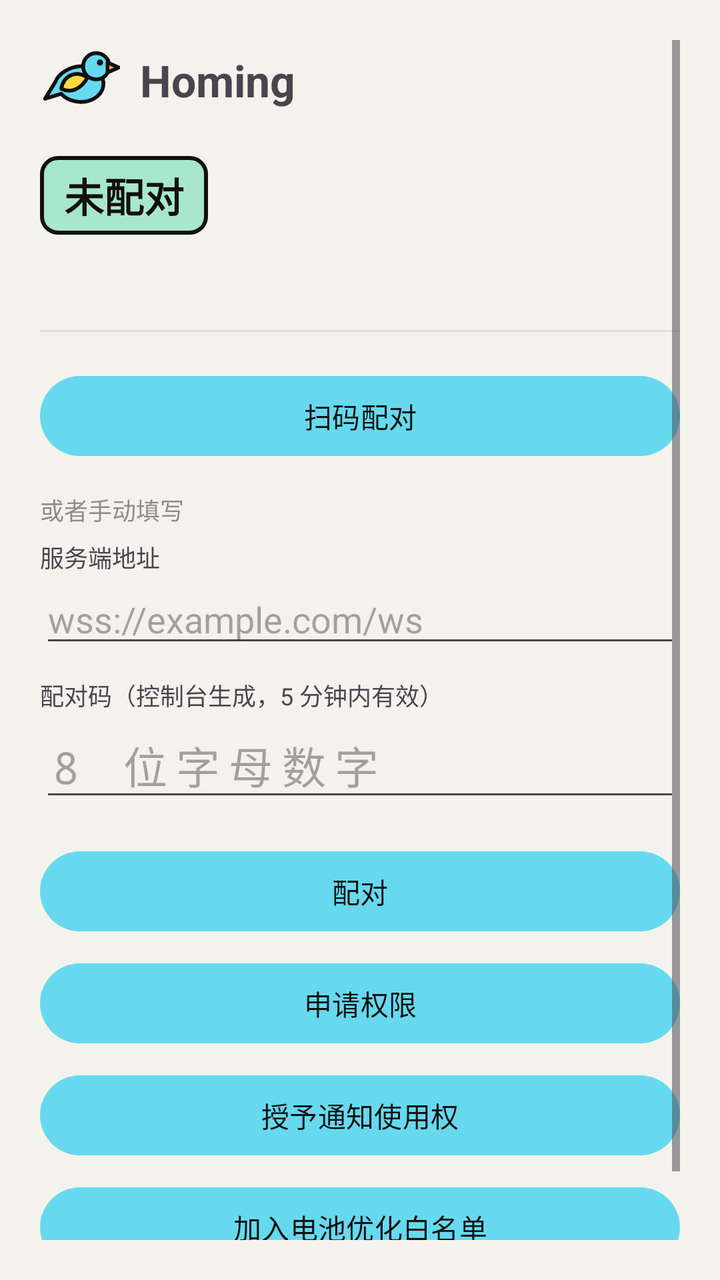
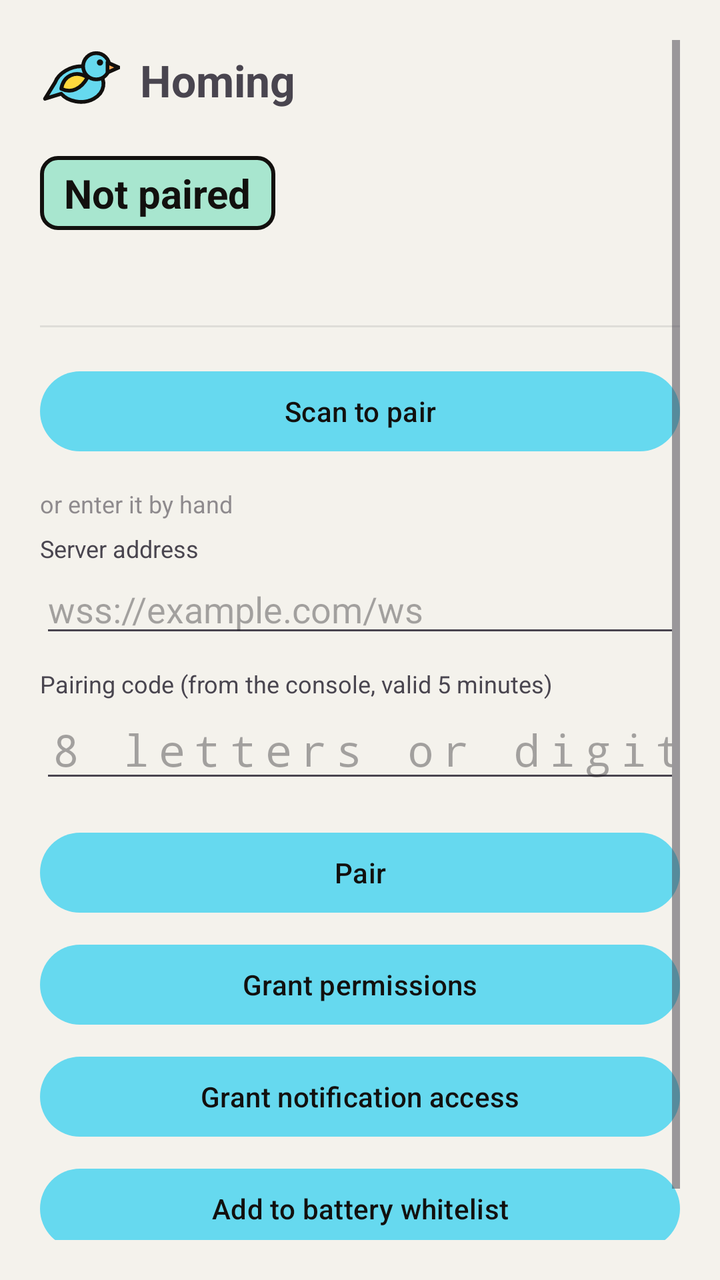

Before-and-after screenshots of an Android layout around one commit, followed by the original layout XML and the change that was made.
<!-- AndroidManifest.xml: application theme Theme.Agent -->
<!-- res/layout/activity_main.xml -->
<?xml version="1.0" encoding="utf-8"?>
<ScrollView xmlns:android="http://schemas.android.com/apk/res/android"
    android:layout_width="match_parent" android:layout_height="match_parent"
    android:padding="20dp">

    <LinearLayout
        android:layout_width="match_parent" android:layout_height="wrap_content"
        android:orientation="vertical">

        
        <LinearLayout
            android:layout_width="match_parent" android:layout_height="wrap_content"
            android:orientation="horizontal" android:gravity="center_vertical"
            android:paddingBottom="18dp">

            <ImageView
                android:layout_width="40dp" android:layout_height="40dp"
                android:src="@drawable/logo"
                android:importantForAccessibility="no" />

            <TextView
                android:layout_width="wrap_content" android:layout_height="wrap_content"
                android:layout_marginStart="10dp"
                android:text="@string/app_name"
                android:textSize="22sp" android:textStyle="bold" />
        </LinearLayout>

        
        <TextView android:id="@+id/statusText"
            android:layout_width="wrap_content" android:layout_height="wrap_content"
            android:textSize="20sp" android:textStyle="bold"
            android:textColor="@color/brand_ink"
            android:background="@drawable/status_chip"
            android:paddingStart="12dp" android:paddingEnd="12dp"
            android:paddingTop="5dp" android:paddingBottom="5dp"
            android:layout_marginBottom="12dp" android:text="未配对" />

        <TextView android:id="@+id/detailText"
            android:layout_width="match_parent" android:layout_height="wrap_content"
            android:textSize="13sp" android:paddingBottom="18dp"
            android:fontFamily="monospace" android:text="" />

        <View android:layout_width="match_parent" android:layout_height="1dp"
            android:background="#33888888" android:layout_marginBottom="18dp" />

        <LinearLayout android:id="@+id/pairingBox"
            android:layout_width="match_parent" android:layout_height="wrap_content"
            android:orientation="vertical">

            <Button android:id="@+id/scanButton"
                android:layout_width="match_parent" android:layout_height="wrap_content"
                android:layout_marginBottom="14dp" android:text="扫码配对" />

            <TextView android:layout_width="wrap_content" android:layout_height="wrap_content"
                android:text="或者手动填写" android:textSize="12sp"
                android:paddingBottom="6dp" android:alpha="0.6" />

            <TextView android:layout_width="wrap_content" android:layout_height="wrap_content"
                android:text="服务端地址" android:textSize="12sp" />
            <EditText android:id="@+id/urlInput"
                android:layout_width="match_parent" android:layout_height="wrap_content"
                android:hint="wss://example.com/ws" android:inputType="textUri"
                android:autofillHints="" />

            <TextView android:layout_width="wrap_content" android:layout_height="wrap_content"
                android:text="配对码（控制台生成，5 分钟内有效）"
                android:textSize="12sp" android:paddingTop="10dp" />
            <EditText android:id="@+id/codeInput"
                android:layout_width="match_parent" android:layout_height="wrap_content"
                android:hint="8 位字母数字" android:inputType="textCapCharacters"
                android:maxLength="8" android:textSize="22sp"
                android:fontFamily="monospace" android:letterSpacing="0.2"
                android:autofillHints="" />

            <Button android:id="@+id/pairButton"
                android:layout_width="match_parent" android:layout_height="wrap_content"
                android:layout_marginTop="16dp" android:text="配对" />
        </LinearLayout>

        <Button android:id="@+id/unpairButton"
            android:layout_width="match_parent" android:layout_height="wrap_content"
            android:layout_marginTop="8dp" android:text="解除配对"
            android:visibility="gone" />

        <Button android:id="@+id/permButton"
            android:layout_width="match_parent" android:layout_height="wrap_content"
            android:layout_marginTop="8dp" android:text="申请权限" />

        <Button android:id="@+id/notifyButton"
            android:layout_width="match_parent" android:layout_height="wrap_content"
            android:layout_marginTop="8dp" android:text="授予通知使用权" />

        <Button android:id="@+id/batteryButton"
            android:layout_width="match_parent" android:layout_height="wrap_content"
            android:layout_marginTop="8dp" android:text="加入电池优化白名单" />

        
        <TextView android:id="@+id/aboutText"
            android:layout_width="match_parent" android:layout_height="wrap_content"
            android:layout_marginTop="24dp" android:textSize="12sp"
            android:alpha="0.6" android:autoLink="web"
            android:text="@string/about_line" />

    </LinearLayout>
</ScrollView>
<!-- resources referenced by this layout -->
<resources>
  <color name="brand_ink">#12100E</color>
  <!-- drawable logo (drawable) -->
  <?xml version="1.0" encoding="utf-8"?>
  <vector xmlns:android="http://schemas.android.com/apk/res/android"
      android:width="64dp" android:height="64dp"
      android:viewportWidth="64" android:viewportHeight="64">
      
      <path android:fillColor="#66D9EF" android:strokeColor="#12100E" android:strokeWidth="3"
            android:strokeLineJoin="round" android:strokeLineCap="round"
            android:pathData="M47,27 C53,32 52,42 43,47 C34,52 22,49 17,43 L4,47 L12,34 C15,26 25,21 33,21 C40,21 45,23 47,27 Z"/>
      
      <path android:fillColor="#FFD93D" android:strokeColor="#12100E" android:strokeWidth="3"
            android:strokeLineJoin="round" android:strokeLineCap="round"
            android:pathData="M17,39 C19,28 29,24 38,30 C33,39 25,43 17,39 Z"/>
      
      <path android:fillColor="#66D9EF" android:strokeColor="#12100E" android:strokeWidth="3"
            android:strokeLineJoin="round"
            android:pathData="M45,10.5 a10.5,10.5 0 1,0 0,21.0 a10.5,10.5 0 1,0 0,-21.0 Z"/>
      
      <path android:fillColor="#FFA552" android:strokeColor="#12100E" android:strokeWidth="3"
            android:strokeLineJoin="round" android:strokeLineCap="round"
            android:pathData="M54,18 L63,22 L54,26 Z"/>
      
      <path android:fillColor="#12100E"
            android:pathData="M48,15.5 a2.5,2.5 0 1,0 0,5.0 a2.5,2.5 0 1,0 0,-5.0 Z"/>
  </vector>
  <!-- drawable status_chip (drawable) -->
  <?xml version="1.0" encoding="utf-8"?>
  <shape xmlns:android="http://schemas.android.com/apk/res/android" android:shape="rectangle">
      <corners android:radius="8dp" />
      <stroke android:width="2dp" android:color="@color/brand_ink" />
      <solid android:color="@color/brand_mint" />
  </shape>
  <string name="about_line">作者 Kou. · https://kou.im</string>
  <string name="app_name">Homing</string>
  <style name="Theme.Agent" parent="Theme.Material3.DayNight.NoActionBar">
          
          <item name="colorPrimary">@color/brand_cyan</item>
          <item name="colorOnPrimary">@color/brand_ink</item>
          <item name="colorSecondary">@color/brand_yellow</item>
          <item name="colorOnSecondary">@color/brand_ink</item>
  
          
          
          <item name="android:colorBackground">@color/brand_bg</item>
          <item name="android:windowBackground">@color/brand_bg</item>
  
          <item name="android:statusBarColor">?android:attr/colorBackground</item>
          <item name="android:windowLightStatusBar">true</item>
      </style>
  <color name="brand_mint">#A8E6CF</color>
  <color name="brand_cyan">#66D9EF</color>
  <color name="brand_yellow">#FFD93D</color>
  <color name="brand_bg">#F4F2EC</color>
</resources>

<!-- the commit's change to res/layout/activity_main.xml (unified diff, before → after) -->
@@ -33,7 +33,7 @@
             android:background="@drawable/status_chip"
             android:paddingStart="12dp" android:paddingEnd="12dp"
             android:paddingTop="5dp" android:paddingBottom="5dp"
-            android:layout_marginBottom="12dp" android:text="未配对" />
+            android:layout_marginBottom="12dp" android:text="@string/state_unpaired" />
 
         <TextView android:id="@+id/detailText"
             android:layout_width="match_parent" android:layout_height="wrap_content"
@@ -49,50 +49,50 @@
 
             <Button android:id="@+id/scanButton"
                 android:layout_width="match_parent" android:layout_height="wrap_content"
-                android:layout_marginBottom="14dp" android:text="扫码配对" />
+                android:layout_marginBottom="14dp" android:text="@string/btn_scan" />
 
             <TextView android:layout_width="wrap_content" android:layout_height="wrap_content"
-                android:text="或者手动填写" android:textSize="12sp"
+                android:text="@string/or_manual" android:textSize="12sp"
                 android:paddingBottom="6dp" android:alpha="0.6" />
 
             <TextView android:layout_width="wrap_content" android:layout_height="wrap_content"
-                android:text="服务端地址" android:textSize="12sp" />
+                android:text="@string/label_server" android:textSize="12sp" />
             <EditText android:id="@+id/urlInput"
                 android:layout_width="match_parent" android:layout_height="wrap_content"
                 android:hint="wss://example.com/ws" android:inputType="textUri"
                 android:autofillHints="" />
 
             <TextView android:layout_width="wrap_content" android:layout_height="wrap_content"
-                android:text="配对码（控制台生成，5 分钟内有效）"
+                android:text="@string/label_code"
                 android:textSize="12sp" android:paddingTop="10dp" />
             <EditText android:id="@+id/codeInput"
                 android:layout_width="match_parent" android:layout_height="wrap_content"
-                android:hint="8 位字母数字" android:inputType="textCapCharacters"
+                android:hint="@string/hint_code" android:inputType="textCapCharacters"
                 android:maxLength="8" android:textSize="22sp"
                 android:fontFamily="monospace" android:letterSpacing="0.2"
                 android:autofillHints="" />
 
             <Button android:id="@+id/pairButton"
                 android:layout_width="match_parent" android:layout_height="wrap_content"
-                android:layout_marginTop="16dp" android:text="配对" />
+                android:layout_marginTop="16dp" android:text="@string/btn_pair" />
         </LinearLayout>
 
         <Button android:id="@+id/unpairButton"
             android:layout_width="match_parent" android:layout_height="wrap_content"
-            android:layout_marginTop="8dp" android:text="解除配对"
+            android:layout_marginTop="8dp" android:text="@string/btn_unpair"
             android:visibility="gone" />
 
         <Button android:id="@+id/permButton"
             android:layout_width="match_parent" android:layout_height="wrap_content"
-            android:layout_marginTop="8dp" android:text="申请权限" />
+            android:layout_marginTop="8dp" android:text="@string/btn_perms_default" />
 
         <Button android:id="@+id/notifyButton"
             android:layout_width="match_parent" android:layout_height="wrap_content"
-            android:layout_marginTop="8dp" android:text="授予通知使用权" />
+            android:layout_marginTop="8dp" android:text="@string/btn_notify_default" />
 
         <Button android:id="@+id/batteryButton"
             android:layout_width="match_parent" android:layout_height="wrap_content"
-            android:layout_marginTop="8dp" android:text="加入电池优化白名单" />
+            android:layout_marginTop="8dp" android:text="@string/btn_battery_default" />
 
         
         <TextView android:id="@+id/aboutText"
<!-- resource entries referenced after the edit -->
@@ -33,8 +33,19 @@
       <stroke android:width="2dp" android:color="@color/brand_ink" />
       <solid android:color="@color/brand_mint" />
   </shape>
-  <string name="about_line">作者 Kou. · https://kou.im</string>
+  <string name="about_line">by Kou. · https://kou.im</string>
   <string name="app_name">Homing</string>
+  <string name="btn_battery_default">Add to battery whitelist</string>
+  <string name="btn_notify_default">Grant notification access</string>
+  <string name="btn_pair">Pair</string>
+  <string name="btn_perms_default">Grant permissions</string>
+  <string name="btn_scan">Scan to pair</string>
+  <string name="btn_unpair">Unpair</string>
+  <string name="hint_code">8 letters or digits</string>
+  <string name="label_code">Pairing code (from the console, valid 5 minutes)</string>
+  <string name="label_server">Server address</string>
+  <string name="or_manual">or enter it by hand</string>
+  <string name="state_unpaired">Not paired</string>
   <style name="Theme.Agent" parent="Theme.Material3.DayNight.NoActionBar">
           
           <item name="colorPrimary">@color/brand_cyan</item>
